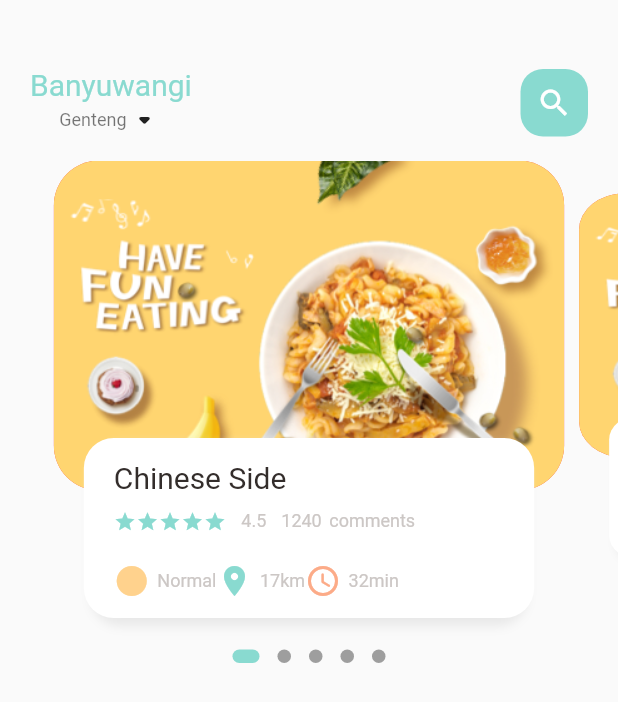
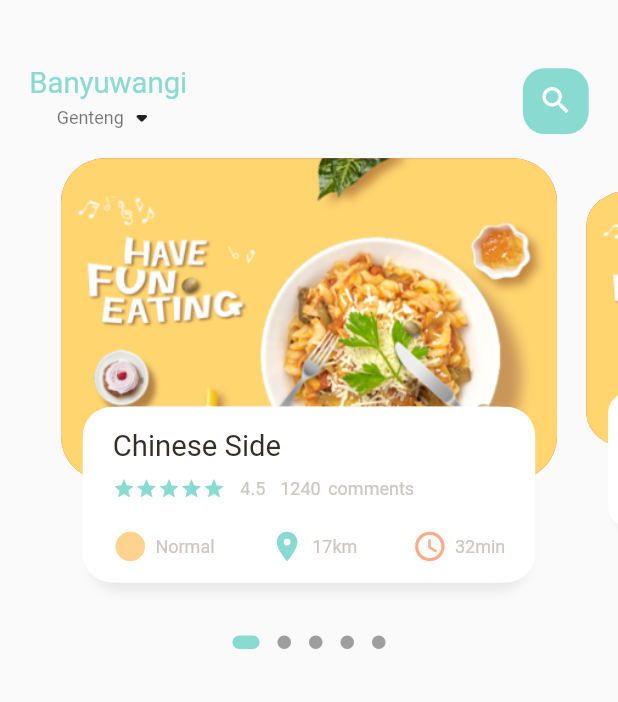
Before and after one commit to Khoruma/food_delivery, a Flutter app: the screen it shows after launch, on a phone screen of 412 x 824 dp. Shown: the top 702 px of the screen. Run offline on Flutter 3.47's test engine with Material 2 defaults, Android fonts, the phone set to English and light mode, and no system bars; drawn by our look-alikes of dots_indicator; our stand-ins replace get.

Commit message:
set sum dimension for responsiveness

```diff
--- a/lib/home/food_page_body.dart
+++ b/lib/home/food_page_body.dart
@@ -11,7 +11,7 @@ class _FoodPageBodyState extends State<FoodPageBody> {
   PageController pageController = PageController(viewportFraction: 0.85);
   var _currPageValue = 0.0;
   double _scaleFactor = 0.8;
-  double _height = 220;
+  double _height = Dimensions.pageViewContainer;
 
   @override
   void initState() {
@@ -32,8 +32,9 @@ class _FoodPageBodyState extends State<FoodPageBody> {
   Widget build(BuildContext context) {
     return Column(
       children: [
+        //slider section
         Container(
-          height: 320,
+          height: Dimensions.pageView,
           child: PageView.builder(
               controller: pageController,
               itemCount: 5,
@@ -41,6 +42,7 @@ class _FoodPageBodyState extends State<FoodPageBody> {
                 return _buildPageItem(position);
               }),
         ),
+        //dots
         new DotsIndicator(
           dotsCount: 5,
           position: _currPageValue,
@@ -52,6 +54,7 @@ class _FoodPageBodyState extends State<FoodPageBody> {
                 borderRadius: BorderRadius.circular(5.0)),
           ),
         )
+        //popular text
       ],
     );
   }
@@ -87,10 +90,11 @@ class _FoodPageBodyState extends State<FoodPageBody> {
       child: Stack(
         children: [
           Container(
-            height: 220,
-            margin: const EdgeInsets.only(left: 5, right: 5),
+            height: Dimensions.pageViewContainer,
+            margin: EdgeInsets.only(
+                left: Dimensions.width10, right: Dimensions.width10),
             decoration: BoxDecoration(
-                borderRadius: BorderRadius.circular(30),
+                borderRadius: BorderRadius.circular(Dimensions.radius30),
                 color: Colors.red,
                 image: const DecorationImage(
                     fit: BoxFit.cover,
@@ -99,10 +103,13 @@ class _FoodPageBodyState extends State<FoodPageBody> {
           Align(
             alignment: Alignment.bottomCenter,
             child: Container(
-              height: 120,
-              margin: const EdgeInsets.only(left: 30, right: 30, bottom: 15),
+              height: Dimensions.pageViewTextContainer,
+              margin: EdgeInsets.only(
+                  left: Dimensions.width30,
+                  right: Dimensions.width30,
+                  bottom: Dimensions.height30),
               decoration: BoxDecoration(
-                  borderRadius: BorderRadius.circular(20),
+                  borderRadius: BorderRadius.circular(Dimensions.radius20),
                   color: Colors.white,
                   boxShadow: const [
                     BoxShadow(
@@ -113,20 +120,21 @@ class _FoodPageBodyState extends State<FoodPageBody> {
                     BoxShadow(color: Colors.white, offset: Offset(5, 0))
                   ]),
               child: Container(
-                margin: const EdgeInsets.only(top: 15, left: 15, right: 15),
+                margin: EdgeInsets.only(
+                    top: Dimensions.height15, left: 15, right: 15),
                 child: Column(
                   crossAxisAlignment: CrossAxisAlignment.start,
                   children: [
                     BigText(text: "Chinese Side"),
-                    const SizedBox(
-                      height: 10,
+                    SizedBox(
+                      height: Dimensions.height10,
                     ),
                     Row(
                       children: [
                         Wrap(
                           children: List.generate(
                               5,
-                              (index) => const Icon(
+                              (index) => Icon(
                                     Icons.star,
                                     color: AppColors.mainColor,
                                     size: 15,
@@ -146,10 +154,12 @@ class _FoodPageBodyState extends State<FoodPageBody> {
                         SmallText(text: "comments"),
                       ],
                     ),
-                    const SizedBox(
-                      height: 20,
+                    SizedBox(
+                      height: Dimensions.height20,
                     ),
-                    Row(children: const [
+                    Row(
+                        mainAxisAlignment: MainAxisAlignment.spaceBetween,
+                        children: const [
                           IconsAndTextWidget(
                               text: "Normal",
                               icon: Icons.circle_sharp,
--- a/lib/home/home.dart
+++ b/lib/home/home.dart
@@ -1,6 +1,6 @@
 import 'package:dots_indicator/dots_indicator.dart';
 import 'package:flutter/material.dart';
-import 'package:food_delivery/utils/colors.dart';
+import 'package:food_delivery/utils/utils.dart';
 import 'package:food_delivery/widgets/widgets.dart';
 
 part 'main_food_pages.dart';
--- a/lib/home/main_food_pages.dart
+++ b/lib/home/main_food_pages.dart
@@ -17,8 +17,10 @@ class _MainFoodPagesState extends State<MainFoodPages> {
           //showing the header
           Container(
               child: Container(
-            margin: const EdgeInsets.only(top: 45, bottom: 15),
-            padding: const EdgeInsets.only(right: 20, left: 20),
+            margin: EdgeInsets.only(
+                top: Dimensions.height45, bottom: Dimensions.height15),
+            padding: EdgeInsets.only(
+                right: Dimensions.width20, left: Dimensions.width20),
             child: Row(
               mainAxisAlignment: MainAxisAlignment.spaceBetween,
               children: [
@@ -41,14 +43,16 @@ class _MainFoodPagesState extends State<MainFoodPages> {
                 ),
                 Center(
                   child: Container(
-                    width: 45,
-                    height: 45,
-                    child: const Icon(
+                    width: Dimensions.width45,
+                    height: Dimensions.height45,
+                    child: Icon(
                       Icons.search,
                       color: Colors.white,
+                      size: Dimensions.icon24,
                     ),
                     decoration: BoxDecoration(
-                        borderRadius: BorderRadius.circular(15),
+                        borderRadius:
+                            BorderRadius.circular(Dimensions.radius15),
                         color: AppColors.mainColor),
                   ),
                 )
--- a/lib/main.dart
+++ b/lib/main.dart
@@ -1,5 +1,6 @@
 import 'package:flutter/material.dart';
 import 'package:food_delivery/home/home.dart';
+import 'package:get/get.dart';
 
 void main() {
   runApp(const MyApp());
@@ -11,7 +12,7 @@ class MyApp extends StatelessWidget {
   // This widget is the root of your application.
   @override
   Widget build(BuildContext context) {
-    return MaterialApp(
+    return GetMaterialApp(
       debugShowCheckedModeBanner: false,
       title: 'Flutter Demo',
       theme: ThemeData(
--- a/lib/utils/colors.dart
+++ b/lib/utils/colors.dart
@@ -1,5 +1,4 @@
-import 'dart:ui';
-
+part of 'utils.dart';
 class AppColors{
   static const Color textColor =  Color(0xFFccc7c5);
   static const Color mainColor =  Color(0xFF89dad0);
--- /dev/null
+++ b/lib/utils/dimension.dart
@@ -0,0 +1,33 @@
+part of 'utils.dart';
+
+class Dimensions {
+  static double screenHeight = Get.context!.height;
+  static double screenWidth = Get.context!.width;
+
+  static double pageView = screenHeight/2.64;
+  static double pageViewContainer = screenHeight/3.84;
+  static double pageViewTextContainer = screenHeight/7.03;
+
+  //dynamic height margin and padding
+  static double height10 = screenHeight/84.4;
+  static double height15 = screenHeight/56.27;
+  static double height20 = screenHeight/42.2;
+  static double height30 = screenHeight/28.13;
+  static double height45 = screenHeight/18.76;
+
+  //dynamic width margin and padding
+  static double width10 = screenHeight/84.4;
+  static double width15 = screenHeight/56.27;
+  static double width20 = screenHeight/42.2;
+  static double width30 = screenHeight/28.13;
+  static double width45 = screenHeight/18.76;
+
+  static double font20 = screenHeight/42.2;
+
+  static double icon15 = screenHeight/56.26;
+  static double icon24 = screenHeight/35.17;
+
+  static double radius15 = screenHeight/56.27;
+  static double radius20 = screenHeight/42.2;
+  static double radius30 = screenHeight/28.13;
+}
--- /dev/null
+++ b/lib/utils/utils.dart
@@ -0,0 +1,5 @@
+import 'dart:ui';
+import 'package:get/get.dart';
+
+part 'dimension.dart';
+part 'colors.dart';
--- a/lib/widgets/big_text.dart
+++ b/lib/widgets/big_text.dart
@@ -8,7 +8,7 @@ class BigText extends StatelessWidget {
   BigText(
       {Key? key,
       this.color = const Color(0xFF332d2b),
-      this.size=20,
+      this.size=0,
       required this.text,
       this.overFlow = TextOverflow.ellipsis})
       : super(key: key);
@@ -22,7 +22,7 @@ class BigText extends StatelessWidget {
       style: TextStyle(
         fontFamily: 'Roboto',
         color: color,
-        fontSize: size,
+        fontSize: size==0?Dimensions.font20:size,
         fontWeight: FontWeight.w400
       ),
     );
--- a/lib/widgets/icons_and_text_widget.dart
+++ b/lib/widgets/icons_and_text_widget.dart
@@ -13,8 +13,8 @@ class IconsAndTextWidget extends StatelessWidget {
   Widget build(BuildContext context) {
     return Row(
       children: [
-        Icon(icon, color: iconColor),
-        const SizedBox(width: 5,),
+        Icon(icon, color: iconColor, size: Dimensions.icon24,),
+        SizedBox(width: 5,),
         SmallText(text: text,)
       ],
     );
--- a/lib/widgets/widgets.dart
+++ b/lib/widgets/widgets.dart
@@ -1,4 +1,5 @@
 import 'package:flutter/material.dart';
+import 'package:food_delivery/utils/utils.dart';
 
 part 'icons_and_text_widget.dart';
 part 'small_text.dart';
```
Lines whose indentation alone changed are shown as unchanged.
